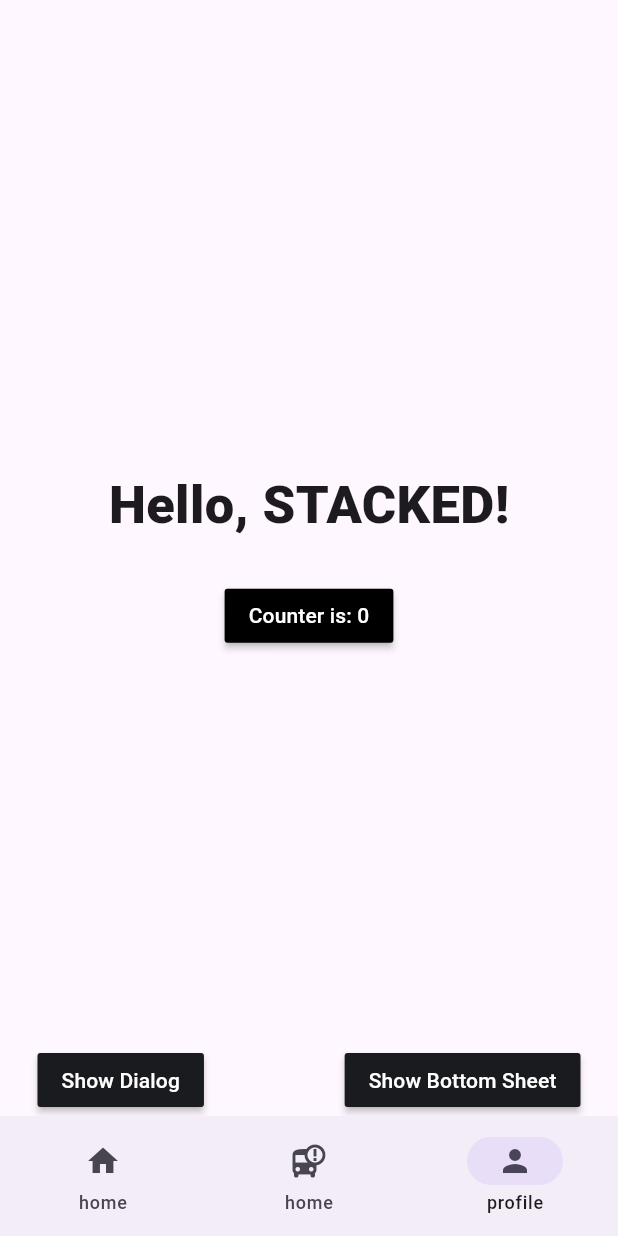
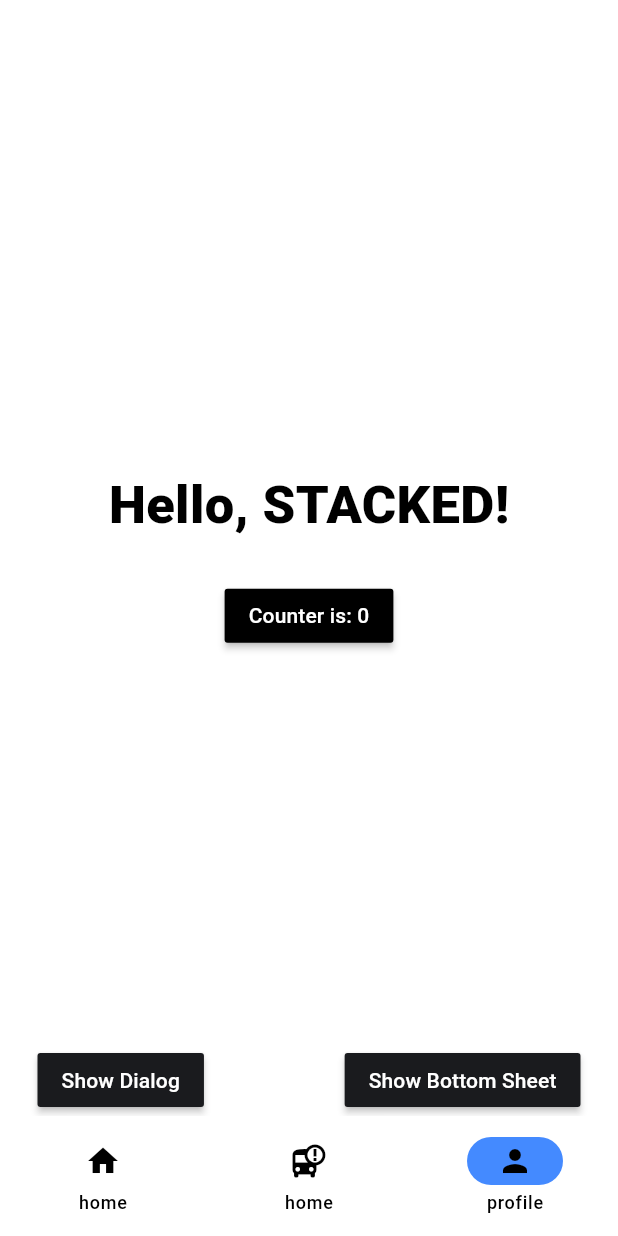
Before and after one commit to M01010/rafiq, a Flutter app: the screen it shows after launch, item 3 of the bottom bar chosen, on a phone screen of 412 x 824 dp. Run offline on Flutter 3.47's test engine with Material 3 defaults, Android fonts, the phone set to English and light mode, and no system bars; our stand-ins replace flutter_svg, google_maps_flutter, stacked, stacked_services, stacked_shared.

Commit message:
added home view

```diff
--- a/lib/core/app/app.dart
+++ b/lib/core/app/app.dart
@@ -7,6 +7,7 @@ import 'package:stacked_services/stacked_services.dart';
 import 'package:rafiq/ui/views/navigation/navigation_view.dart';
 import 'package:rafiq/ui/views/login/login_view.dart';
 import 'package:rafiq/ui/views/profile/profile_view.dart';
+import 'package:rafiq/ui/views/map/map_view.dart';
 // @stacked-import
 
 @StackedApp(
@@ -16,6 +17,7 @@ import 'package:rafiq/ui/views/profile/profile_view.dart';
     MaterialRoute(page: NavigationView),
     MaterialRoute(page: LoginView),
     MaterialRoute(page: ProfileView),
+    MaterialRoute(page: MapView),
 // @stacked-route
   ],
   dependencies: [
--- a/lib/main.dart
+++ b/lib/main.dart
@@ -4,7 +4,6 @@ import 'package:rafiq/core/app/app.dialogs.dart';
 import 'package:rafiq/core/app/app.locator.dart';
 import 'package:rafiq/core/app/app.router.dart';
 import 'package:stacked_services/stacked_services.dart';
-
 
 Future<void> main() async {
   WidgetsFlutterBinding.ensureInitialized();
@@ -25,6 +24,12 @@ class MainApp extends StatelessWidget {
       initialRoute: Routes.startupView,
       onGenerateRoute: StackedRouter().onGenerateRoute,
       navigatorKey: StackedService.navigatorKey,
+      theme: ThemeData(
+          colorScheme: ColorScheme.light(
+        background: Colors.white70,
+        primary: Colors.greenAccent.shade200,
+        secondary: Colors.blueAccent.shade200,
+      )),
       navigatorObservers: [
         StackedService.routeObserver,
       ],
--- a/lib/ui/views/home/home_view.dart
+++ b/lib/ui/views/home/home_view.dart
@@ -1,26 +1,68 @@
 import 'package:flutter/material.dart';
-import 'package:google_maps_flutter/google_maps_flutter.dart';
 import 'package:stacked/stacked.dart';
 
+import '../../common/custom_app_bar.dart';
+import '../../common/custom_button.dart';
+import '../../common/driver_card.dart';
 import 'home_viewmodel.dart';
 
 class HomeView extends StackedView<HomeViewModel> {
   const HomeView({super.key});
 
   @override
-  Widget builder(BuildContext context,
-      HomeViewModel viewModel,
-      Widget? child,) {
-    return const Scaffold(
+  Widget builder(
+    BuildContext context,
+    HomeViewModel viewModel,
+    Widget? child,
+  ) {
+    return Scaffold(
+      backgroundColor: Theme.of(context).colorScheme.background,
+      appBar: const CustomAppBar(),
       body: SafeArea(
         child: Padding(
-          padding: EdgeInsets.symmetric(horizontal: 25.0),
-          child: Center(
-            child: GoogleMap(
-              initialCameraPosition:
-              CameraPosition(target: LatLng(24.71, 46.67), zoom: 14.5),
+          padding: const EdgeInsets.symmetric(horizontal: 25.0, vertical: 20),
+          child: Column(children: [
+            const DriverCard(),
+            CustomButton(
+              onPressed: viewModel.navigateToMap,
+              child: const Row(
+                mainAxisAlignment: MainAxisAlignment.end,
+                children: [
+                  Icon(Icons.pin_drop),
+                  SizedBox(
+                    width: 20,
+                  ),
+                  Text('تتبع'),
+                ],
+              ),
             ),
-          ),
+            CustomButton(
+              onPressed: viewModel.navigateToMap,
+              child: const Row(
+                mainAxisAlignment: MainAxisAlignment.end,
+                children: [
+                  Icon(Icons.support_agent),
+                  SizedBox(
+                    width: 20,
+                  ),
+                  Text('التواصل نع الدعم الفني'),
+                ],
+              ),
+            ),
+            CustomButton(
+              onPressed: viewModel.navigateToMap,
+              child: const Row(
+                mainAxisAlignment: MainAxisAlignment.end,
+                children: [
+                  Icon(Icons.call),
+                  SizedBox(
+                    width: 20,
+                  ),
+                  Text('التواصل مع السائق'),
+                ],
+              ),
+            ),
+          ]),
         ),
       ),
     );
--- a/lib/ui/views/home/home_viewmodel.dart
+++ b/lib/ui/views/home/home_viewmodel.dart
@@ -1,3 +1,12 @@
+import 'package:rafiq/core/app/app.locator.dart';
+import 'package:rafiq/core/app/app.router.dart';
 import 'package:stacked/stacked.dart';
+import 'package:stacked_services/stacked_services.dart';
 
-class HomeViewModel extends BaseViewModel {}
+class HomeViewModel extends BaseViewModel {
+  final _navigationService = locator<NavigationService>();
+
+  void navigateToMap() {
+    _navigationService.navigateTo(Routes.mapView);
+  }
+}
--- /dev/null
+++ b/lib/ui/views/map/map_view.dart
@@ -0,0 +1,39 @@
+import 'package:flutter/material.dart';
+import 'package:google_maps_flutter/google_maps_flutter.dart';
+import 'package:rafiq/ui/common/custom_app_bar.dart';
+import 'package:stacked/stacked.dart';
+
+import 'map_viewmodel.dart';
+
+class MapView extends StackedView<MapViewModel> {
+  const MapView({super.key});
+
+  @override
+  Widget builder(
+    BuildContext context,
+    MapViewModel viewModel,
+    Widget? child,
+  ) {
+    return Scaffold(
+      backgroundColor: Theme.of(context).colorScheme.background,
+      appBar: const CustomAppBar(),
+      body: SafeArea(
+        child: GoogleMap(
+          initialCameraPosition:
+          const CameraPosition(target: LatLng(24.71, 46.67), zoom: 14.5),
+          markers: viewModel.markers,
+          polylines: viewModel.polylines,
+        ),
+      ),
+    );
+  }
+
+  @override
+  MapViewModel viewModelBuilder(
+    BuildContext context,
+  ) {
+    final vm = MapViewModel();
+    vm.init();
+    return vm;
+  }
+}
--- a/pubspec.yaml
+++ b/pubspec.yaml
@@ -25,3 +25,5 @@ dev_dependencies:
 
 flutter:
   uses-material-design: true
+  assets:
+    - assets/
```
Also changed, not shown: lib/core/app/app.router.dart (+50 -8 lines), lib/ui/common/custom_app_bar.dart (added, +18 -0 lines), lib/ui/common/custom_button.dart (added, +25 -0 lines), lib/ui/common/driver_card.dart (added, +28 -0 lines), lib/ui/views/map/map_viewmodel.dart (added, +25 -0 lines), assets/big-logo.svg (added), assets/logo.svg (added), assets/pin.svg (added), assets/rafiq.svg (added).
